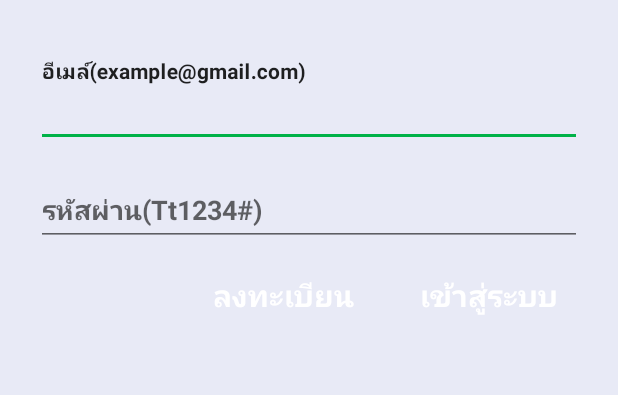
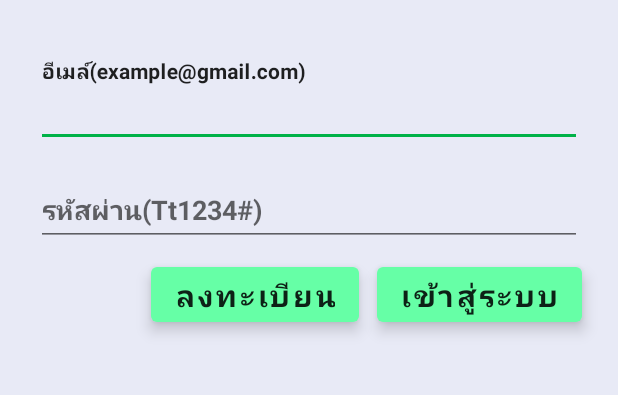
Before and after one commit to LionPK/DemoRice, an Android app: the LoginActivity screen opened directly, with no data from a screen before it, on a phone screen of 412 x 824 dp, the part 483-878 px from its top. Run offline under Robolectric (Android 15) with nearby library versions, the phone set to English and light mode, and no system bars.

Commit message:
login style

```diff
--- a/app/src/main/res/layout/activity_login.xml
+++ b/app/src/main/res/layout/activity_login.xml
@@ -76,8 +76,7 @@
 
             <android.support.design.button.MaterialButton
                 android:id="@+id/login_button"
-                android:theme="@style/DemoRice.Button.Style.login"
-                style="@style/Widget.AppCompat.Button.Borderless"
+                style="@style/Widget.demorice.Button"
                 android:layout_width="wrap_content"
                 android:layout_height="wrap_content"
                 android:layout_alignParentEnd="true"
@@ -88,8 +87,7 @@
 
             <android.support.design.button.MaterialButton
                 android:id="@+id/register_button"
-                android:theme="@style/DemoRice.Button.Style"
-                style="@style/Widget.AppCompat.Button.Borderless"
+                style="@style/Widget.demorice.Button"
                 android:layout_width="wrap_content"
                 android:layout_height="wrap_content"
                 android:layout_marginEnd="12dp"
--- a/app/src/main/res/values/styles.xml
+++ b/app/src/main/res/values/styles.xml
@@ -73,13 +73,12 @@
         </item>
     </style>
 
-    <style name="DemoRice.Button.Style" parent="Theme.AppCompat.Light">
+    <style name="DemoRice.Button.Style" parent="Widget.MaterialComponents.Button">
         <item name="colorControlHighlight">@color/colorPink</item>
-    </style>
-
-    <style name="DemoRice.Button.Style.login" parent="Theme.AppCompat.Light">
-        <item name="colorControlHighlight">@color/colorIndigo</item>
-        <item name="colorButtonNormal">@color/colorPink</item>
+        <item name="backgroundTint">?attr/colorPrimaryDark</item>
+        <item name="android:stateListAnimator" tools:ignore="NewApi">
+            @animator/shr_next_button_state_list_anim
+        </item>
     </style>
 
     <style name="MyToolbar">
```
